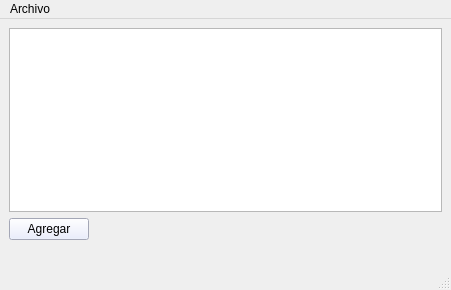
The window that principal.ui (Fernanda2201/Examen-tareas) describes before a commit, drawn with Qt 5.
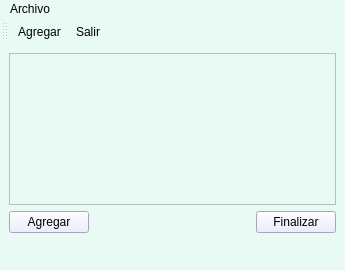
The same window after the commit. Icons and pictures are not drawn.

What changed in the file:
```diff
--- a/principal.ui
+++ b/principal.ui
@@ -6,8 +6,8 @@
    <rect>
     <x>0</x>
     <y>0</y>
-    <width>451</width>
-    <height>290</height>
+    <width>345</width>
+    <height>270</height>
    </rect>
   </property>
   <property name="windowTitle">
@@ -17,6 +17,10 @@
    <iconset resource="Recuros.qrc">
     <normaloff>:/Iconos/notas (1).png</normaloff>:/Iconos/notas (1).png</iconset>
   </property>
+  <property name="styleSheet">
+   <string notr="true">background-color: rgb(233, 250, 244);
+border-color: rgb(190, 233, 218);</string>
+  </property>
   <widget class="QWidget" name="centralwidget">
    <layout class="QFormLayout" name="formLayout_2">
     <item row="1" column="0">
@@ -47,7 +51,35 @@
       </item>
      </layout>
     </item>
-    <item row="2" column="0">
+    <item row="1" column="1">
+     <layout class="QHBoxLayout" name="horizontalLayout">
+      <item>
+       <spacer name="horizontalSpacer_3">
+        <property name="orientation">
+         <enum>Qt::Horizontal</enum>
+        </property>
+        <property name="sizeHint" stdset="0">
+         <size>
+          <width>40</width>
+          <height>20</height>
+         </size>
+        </property>
+       </spacer>
+      </item>
+      <item>
+       <widget class="QPushButton" name="pushButton_2">
+        <property name="styleSheet">
+         <string notr="true">
+background-color: rgb(229, 234, 255);</string>
+        </property>
+        <property name="text">
+         <string>Finalizar</string>
+        </property>
+       </widget>
+      </item>
+     </layout>
+    </item>
+    <item row="2" column="1">
      <spacer name="verticalSpacer">
       <property name="orientation">
        <enum>Qt::Vertical</enum>
@@ -74,7 +106,7 @@
     <rect>
      <x>0</x>
      <y>0</y>
-     <width>451</width>
+     <width>345</width>
      <height>21</height>
     </rect>
    </property>
@@ -88,6 +120,19 @@
    <addaction name="menuArchivo"/>
   </widget>
   <widget class="QStatusBar" name="statusbar"/>
+  <widget class="QToolBar" name="toolBar">
+   <property name="windowTitle">
+    <string>toolBar</string>
+   </property>
+   <attribute name="toolBarArea">
+    <enum>TopToolBarArea</enum>
+   </attribute>
+   <attribute name="toolBarBreak">
+    <bool>false</bool>
+   </attribute>
+   <addaction name="actionGuardar"/>
+   <addaction name="actionSalir"/>
+  </widget>
   <action name="actionSalir">
    <property name="icon">
     <iconset resource="Recuros.qrc">
@@ -103,7 +148,7 @@
      <normaloff>:/Iconos/educacion.png</normaloff>:/Iconos/educacion.png</iconset>
    </property>
    <property name="text">
-    <string>Guardar</string>
+    <string>Agregar</string>
    </property>
   </action>
  </widget>
```
Left out of the diff: 16 changed lines with no effect on the pictures.
